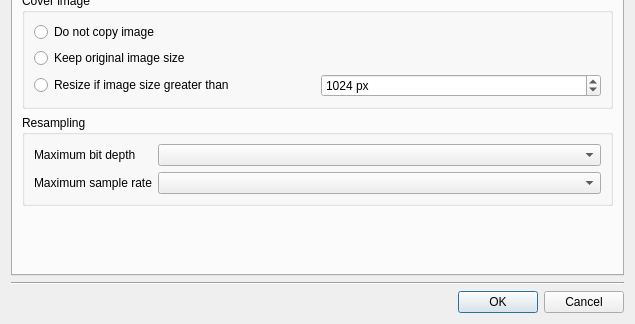
The window that gui/configdialog/configdialog.ui (flacon/flacon) describes before a commit, drawn with Qt 5; both pictures show x 0 to 635 and y 273 to 597 of the 635 by 597 pixel window.
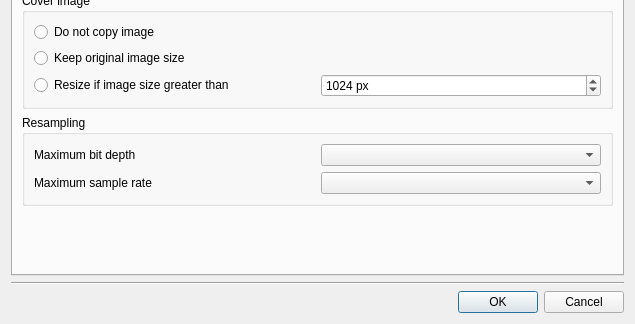
The same window after the commit. Custom widgets are drawn as their Qt base class.

Commit message: Fix the size of the settings dialog.

```diff
--- a/gui/configdialog/configdialog.ui
+++ b/gui/configdialog/configdialog.ui
@@ -11,7 +11,7 @@
    </rect>
   </property>
   <property name="sizePolicy">
-   <sizepolicy hsizetype="Expanding" vsizetype="Preferred">
+   <sizepolicy hsizetype="Expanding" vsizetype="Fixed">
     <horstretch>0</horstretch>
     <verstretch>0</verstretch>
    </sizepolicy>
@@ -69,6 +69,9 @@
          <string>General</string>
         </attribute>
         <layout class="QVBoxLayout" name="verticalLayout_6">
+         <property name="sizeConstraint">
+          <enum>QLayout::SetMinimumSize</enum>
+         </property>
          <item>
           <layout class="QGridLayout" name="formLayout_6">
            <item row="0" column="0">
@@ -231,16 +234,13 @@
          </item>
          <item>
           <widget class="QGroupBox" name="resamplingGroupBox">
-           <property name="minimumSize">
-            <size>
-             <width>0</width>
-             <height>0</height>
-            </size>
-           </property>
            <property name="title">
             <string>Resampling</string>
            </property>
-           <layout class="QFormLayout" name="formLayout">
+           <layout class="QGridLayout" name="gridLayout_3">
+            <property name="sizeConstraint">
+             <enum>QLayout::SetMinimumSize</enum>
+            </property>
             <item row="0" column="0">
              <widget class="QLabel" name="bitDepthLabel">
               <property name="text">
```
Left out of the diff: 13 changed lines with no effect on the pictures. The commit also changes 6 other files.
